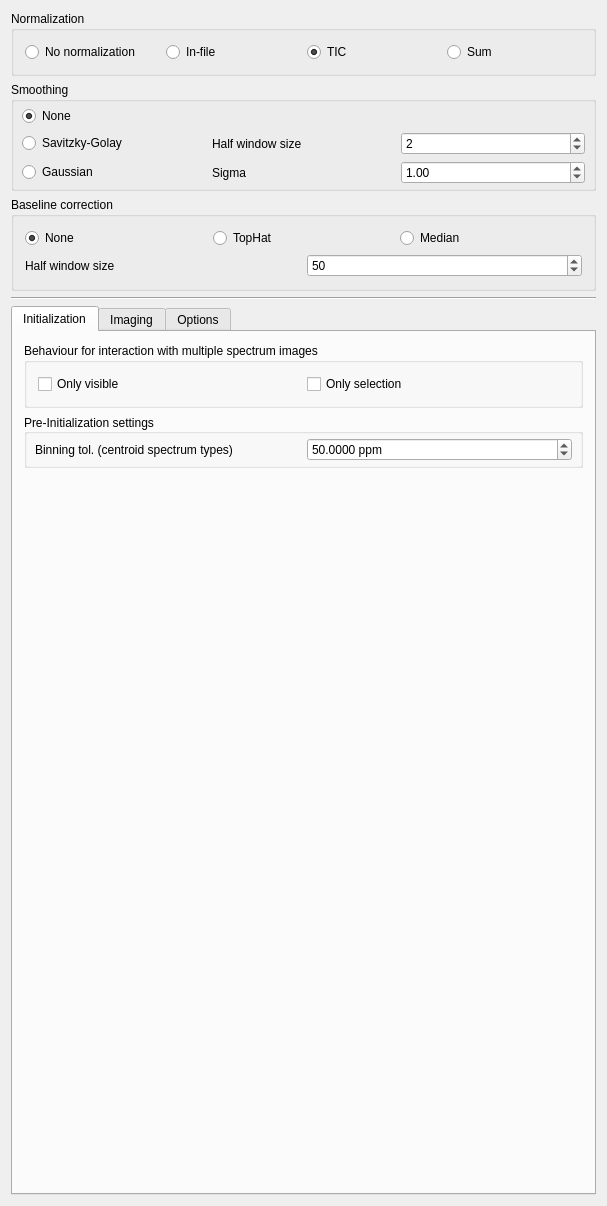
This is Plugins/org.mitk.gui.qt.m2.Data/src/internal/m2Data.ui in m2aia/m2aia as Qt 5 draws it before an edit. The edited form follows.
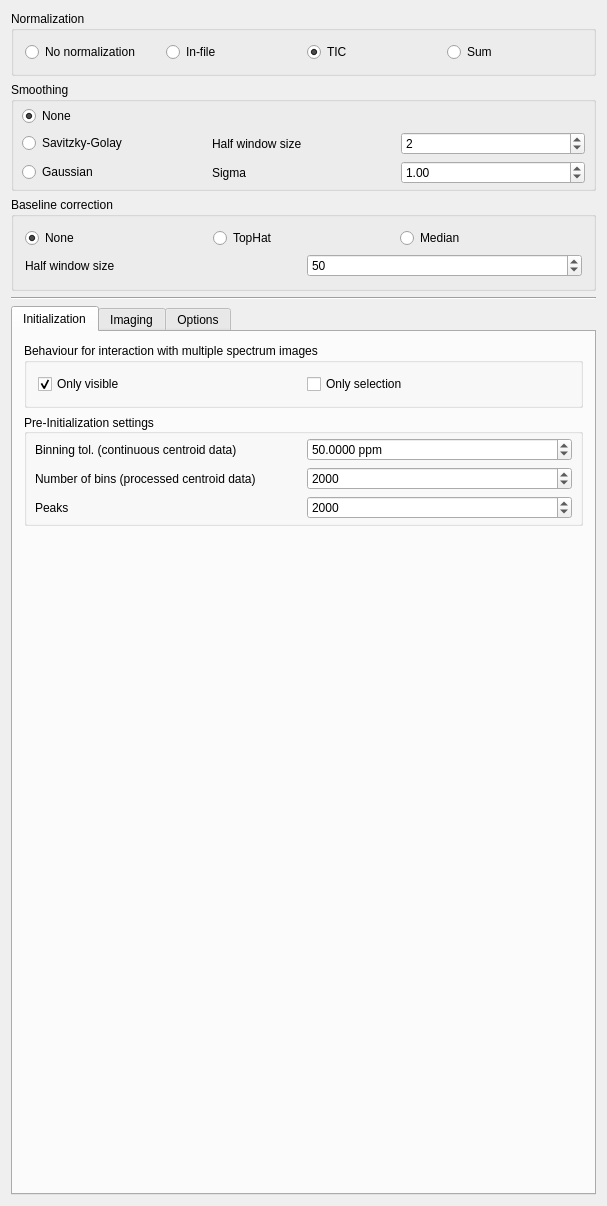
This is the edited form. The open tabs and pages were chosen to show the change.

Commit message: support for processed centroid data (2)

```diff
--- a/Plugins/org.mitk.gui.qt.m2.Data/src/internal/m2Data.ui
+++ b/Plugins/org.mitk.gui.qt.m2.Data/src/internal/m2Data.ui
@@ -356,7 +356,7 @@
                <string>Only visible </string>
               </property>
               <property name="checked">
-               <bool>false</bool>
+               <bool>true</bool>
               </property>
              </widget>
             </item>
@@ -422,22 +422,6 @@
           </property>
           <item>
            <layout class="QGridLayout" name="gridLayout_2">
-            <item row="2" column="0">
-             <widget class="QLabel" name="label_7">
-              <property name="maximumSize">
-               <size>
-                <width>10000</width>
-                <height>16777215</height>
-               </size>
-              </property>
-              <property name="toolTip">
-               <string/>
-              </property>
-              <property name="text">
-               <string>Binning tol. (centroid spectrum types)</string>
-              </property>
-             </widget>
-            </item>
             <item row="2" column="1">
              <widget class="QDoubleSpinBox" name="spnBxPeakBinning">
               <property name="maximumSize">
@@ -460,6 +444,96 @@
               </property>
              </widget>
             </item>
+            <item row="3" column="0">
+             <layout class="QGridLayout" name="gridLayout_7">
+              <item row="2" column="0">
+               <widget class="QLabel" name="label_11">
+                <property name="maximumSize">
+                 <size>
+                  <width>10000</width>
+                  <height>16777215</height>
+                 </size>
+                </property>
+                <property name="toolTip">
+                 <string/>
+                </property>
+                <property name="text">
+                 <string>Number of bins (processed centroid data)</string>
+                </property>
+               </widget>
+              </item>
+             </layout>
+            </item>
+            <item row="4" column="0">
+             <widget class="QLabel" name="label_12">
+              <property name="maximumSize">
+               <size>
+                <width>10000</width>
+                <height>16777215</height>
+               </size>
+              </property>
+              <property name="toolTip">
+               <string/>
+              </property>
+              <property name="text">
+               <string>Peaks </string>
+              </property>
+             </widget>
+            </item>
+            <item row="3" column="1">
+             <widget class="QSpinBox" name="spnBxNumberOfBins">
+              <property name="maximumSize">
+               <size>
+                <width>10000</width>
+                <height>16777215</height>
+               </size>
+              </property>
+              <property name="minimum">
+               <number>100</number>
+              </property>
+              <property name="maximum">
+               <number>10000</number>
+              </property>
+              <property name="value">
+               <number>2000</number>
+              </property>
+             </widget>
+            </item>
+            <item row="2" column="0">
+             <widget class="QLabel" name="label_7">
+              <property name="maximumSize">
+               <size>
+                <width>10000</width>
+                <height>16777215</height>
+               </size>
+              </property>
+              <property name="toolTip">
+               <string/>
+              </property>
+              <property name="text">
+               <string>Binning tol. (continuous centroid data)</string>
+              </property>
+             </widget>
+            </item>
+            <item row="4" column="1">
+             <widget class="QSpinBox" name="spnBxNumberOfBins_2">
+              <property name="maximumSize">
+               <size>
+                <width>10000</width>
+                <height>16777215</height>
+               </size>
+              </property>
+              <property name="minimum">
+               <number>100</number>
+              </property>
+              <property name="maximum">
+               <number>10000</number>
+              </property>
+              <property name="value">
+               <number>2000</number>
+              </property>
+             </widget>
+            </item>
            </layout>
           </item>
          </layout>
```
Left out of the diff: 2 changed lines with no effect on the pictures. The commit also changes 17 other files.
